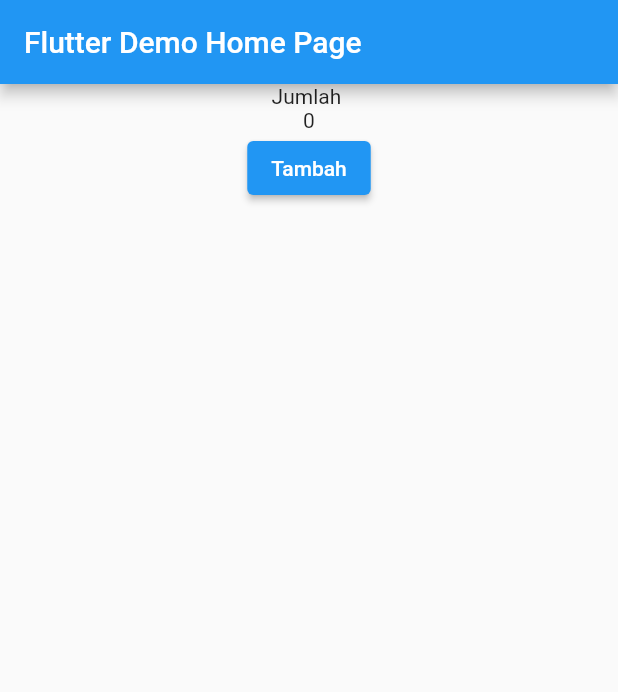
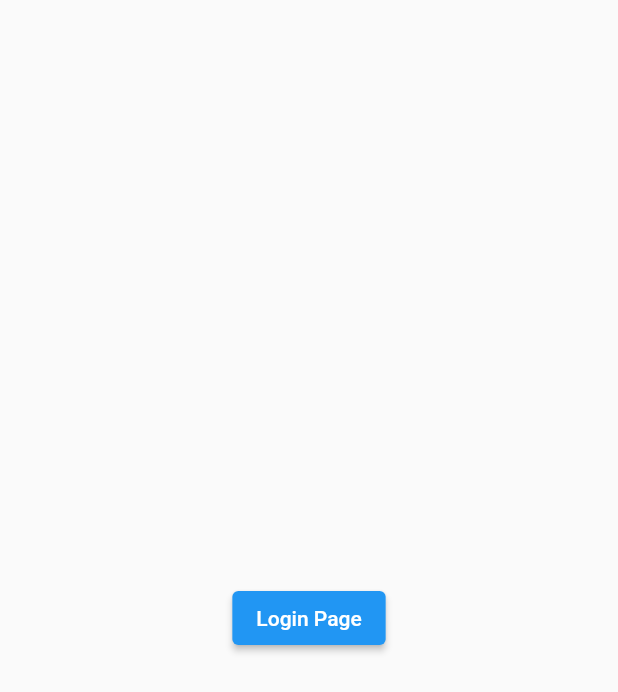
Before and after one commit to Celxd/state-crud, a Flutter app: the screen it shows after launch, on a phone screen of 412 x 824 dp. Shown: the top 692 px of the screen. Run offline on Flutter 3.47's test engine with Material 2 defaults, Android fonts, the phone set to English and light mode, and no system bars; our stand-ins replace firebase_auth, firebase_core, get, google_sign_in; accounts and stored records are empty.

```diff
--- /dev/null
+++ b/lib/loginPage.dart
@@ -0,0 +1,36 @@
+import 'package:firebase_auth/firebase_auth.dart';
+import 'package:flutter/material.dart';
+import 'package:flutter/src/widgets/framework.dart';
+import 'package:flutter/src/widgets/placeholder.dart';
+import 'package:google_sign_in/google_sign_in.dart';
+
+class LoginPage extends StatelessWidget {
+  const LoginPage({super.key});
+
+  @override
+  Widget build(BuildContext context) {
+    return Scaffold(
+      body: Center(
+        child: ElevatedButton(
+            onPressed: () {
+              signInWithGoogle();
+            },
+            child: Text('Login Page')),
+      ),
+    );
+  }
+
+  signInWithGoogle() async{
+    GoogleSignInAccount? googleUser = await GoogleSignIn().signIn();
+    GoogleSignInAuthentication? googleAuth = await googleUser?.authentication;
+
+    AuthCredential credential = GoogleAuthProvider.credential(
+      accessToken: googleAuth?.accessToken,
+      idToken: googleAuth?.idToken,
+    );
+
+    UserCredential userCredential = await FirebaseAuth.instance.signInWithCredential(credential);
+
+    print(userCredential.user?.displayName);
+  }
+}
--- a/lib/main.dart
+++ b/lib/main.dart
@@ -1,9 +1,17 @@
+import 'package:firebase_auth/firebase_auth.dart';
 import 'package:flutter/material.dart';
 import 'package:get/get.dart';
+import 'package:google_sign_in/google_sign_in.dart';
+import 'package:firebase_core/firebase_core.dart';
 
 import 'Controller.dart';
+import 'loginPage.dart';
 
-void main() {
+
+void main() async{
+  WidgetsFlutterBinding.ensureInitialized();
+  await Firebase.initializeApp();
+
   runApp(const MyApp());
 }
 
@@ -27,7 +35,23 @@ class MyApp extends StatelessWidget {
         // is not restarted.
         primarySwatch: Colors.blue,
       ),
-      home: const MyHomePage(title: 'Flutter Demo Home Page'),
+      home: StreamBuilder<User?>(
+        stream: FirebaseAuth.instance.authStateChanges(),
+        builder: (BuildContext context, AsyncSnapshot snapshot) {
+          if (snapshot.hasError) {
+            return Text(snapshot.error.toString());
+          }
+
+          if (snapshot.connectionState == ConnectionState.active) {
+            if (snapshot.data == null) {
+              return LoginPage();
+            } else {
+              return MyHomePage(title: 'Flutter Demo Home Page');
+            }
+          }
+          return Center(child: CircularProgressIndicator(),);
+        },
+      ),
     );
   }
 }
--- a/pubspec.yaml
+++ b/pubspec.yaml
@@ -37,6 +37,8 @@ dependencies:
   # Use with the CupertinoIcons class for iOS style icons.
   cupertino_icons: ^1.0.2
   get:
+  google_sign_in: ^5.4.4
+  firebase_auth: ^4.2.5
 
 dev_dependencies:
   flutter_test:
```
Also changed, not shown: pubspec.lock, 2 other files.
